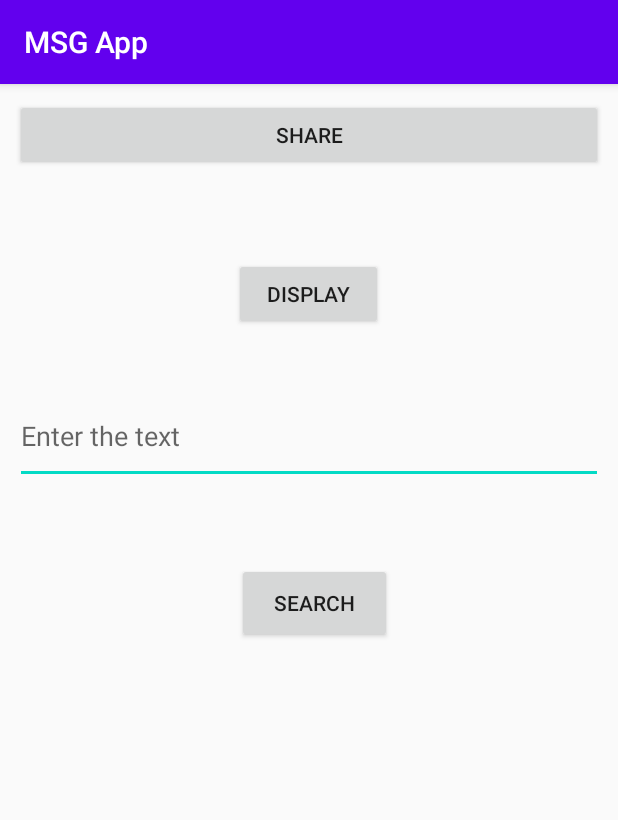
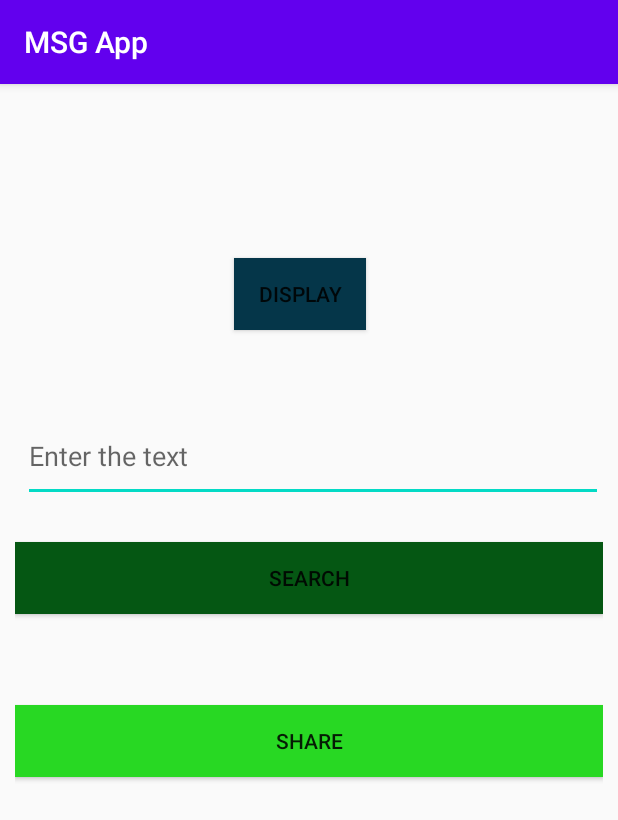
Before and after one commit to teja963/DATA-SEARCH-APP, an Android app: the screen it shows after launch (MainActivity), on a phone screen of 412 x 824 dp. Shown: the top 820 px of the screen. Run offline under Robolectric (Android 15) with nearby library versions, the phone set to English and light mode, and no system bars.

Commit message:
Main Activity Design and Implicit Intent Completed - Seaction 2

```diff
--- a/app/src/main/java/com/smartherd/msapp/MainActivity.kt
+++ b/app/src/main/java/com/smartherd/msapp/MainActivity.kt
@@ -34,6 +34,7 @@ class MainActivity: AppCompatActivity() {                          //First we ne
         val intent = Intent()
         intent.action = Intent.ACTION_SEND
         intent.putExtra(Intent.EXTRA_TEXT, message)
+        intent.type = "text/plain"      //you should mention this for type of apps applicable to
         startActivity(Intent.createChooser(intent, "Share to:"))
     }
 
--- a/app/src/main/res/layout/activity_main.xml
+++ b/app/src/main/res/layout/activity_main.xml
@@ -6,11 +6,12 @@
     android:layout_width="match_parent"
     android:layout_height="match_parent"
     tools:context=".MainActivity"
-    android:padding="10dp">
+    android:padding="10dp"
+    >
 
     <Button
         android:id="@+id/button_display"
-        android:layout_width="99dp"
+        android:layout_width="wrap_content"
         android:layout_height="wrap_content"
         android:layout_alignParentStart="true"
         android:layout_alignParentTop="true"
@@ -19,35 +20,35 @@
         android:layout_marginLeft="130dp"
         android:layout_marginTop="106dp"
         android:layout_marginRight="110dp"
-        android:text="Display" />
+        android:text="Display"
+        android:textAlignment="center"
+        android:background="#053649"/>
 
     <EditText
         android:id="@+id/user_input"
-        android:layout_width="401dp"
-        android:layout_height="63dp"
+        android:layout_width="402dp"
+        android:layout_height="61dp"
         android:layout_alignParentStart="true"
         android:layout_alignParentTop="true"
         android:layout_centerHorizontal="true"
-        android:layout_marginStart="0dp"
-        android:layout_marginTop="193dp"
+        android:layout_marginStart="5dp"
+        android:layout_marginTop="207dp"
         android:ems="10"
         android:hint="Enter the text"
         android:inputType="textPersonName" />
 
     <Button
         android:id="@+id/button_search"
-        android:layout_width="103dp"
-        android:layout_height="53dp"
+        android:layout_width="match_parent"
+        android:layout_height="wrap_content"
         android:layout_below="@+id/button_display"
         android:layout_alignParentStart="true"
         android:layout_centerHorizontal="true"
-        android:layout_marginStart="148dp"
-        android:layout_marginLeft="130dp"
-        android:layout_marginTop="155dp"
-        android:layout_marginRight="110dp"
-        android:shadowRadius="0.5"
+        android:layout_marginStart="0dp"
+        android:layout_marginTop="141dp"
         android:text="Search"
-        android:textColorHighlight="#2ADA1D" />
+        android:textAlignment="center"
+        android:background="#055713"/>
 
     <Button
         android:id="@+id/button_share"
@@ -56,7 +57,10 @@
         android:layout_below="@+id/button_search"
         android:layout_alignParentStart="true"
         android:layout_alignParentTop="true"
+        android:layout_centerHorizontal="true"
+        android:layout_marginStart="0dp"
+        android:layout_marginTop="404dp"
         android:text="Share"
         android:textAlignment="center"
-        />
+        android:background="#28D823"/>
 </RelativeLayout>
```
